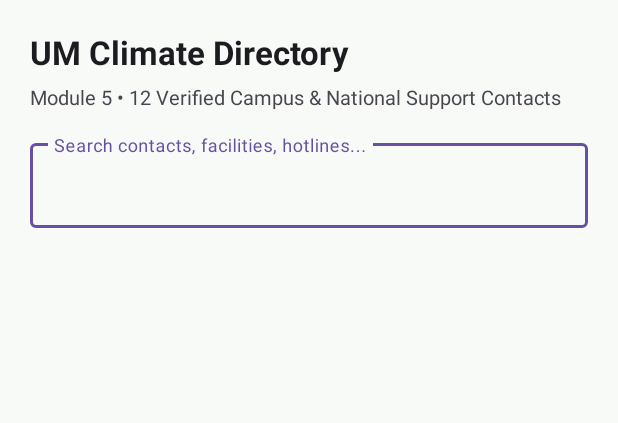
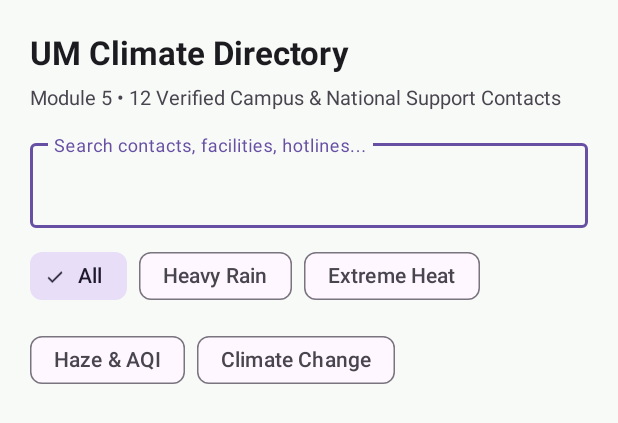
Before and after one commit to lauweizhong-0909/UM-ClimateReady, an Android app: the layout fragment_resources.xml on its own in the app's theme, with its tools: preview values and no code run, on a phone screen of 412 x 824 dp. Shown: the top 423 px of the screen. Run offline under Robolectric (Android 15) with nearby library versions, the phone set to English and light mode, and no system bars.

Commit message:
week 7: implement resource directory(module5) with search, category filter and unit test

```diff
--- a/app/src/main/res/layout/fragment_resources.xml
+++ b/app/src/main/res/layout/fragment_resources.xml
@@ -3,9 +3,9 @@
     xmlns:app="http://schemas.android.com/apk/res-auto"
     android:layout_width="match_parent"
     android:layout_height="match_parent"
+    android:background="@color/bg_light"
     android:orientation="vertical"
-    android:padding="20dp"
-    android:background="@color/bg_light">
+    android:padding="20dp">
 
     <TextView
         android:layout_width="wrap_content"
@@ -38,10 +38,69 @@
             android:inputType="text" />
     </com.google.android.material.textfield.TextInputLayout>
 
-    <androidx.recyclerview.widget.RecyclerView
-        android:id="@+id/rv_climate_resources"
+    <com.google.android.material.chip.ChipGroup
+        android:id="@+id/chip_group_categories"
+        android:layout_width="match_parent"
+        android:layout_height="wrap_content"
+        android:layout_marginTop="8dp"
+        app:singleSelection="true">
+
+        <com.google.android.material.chip.Chip
+            android:id="@+id/chip_all"
+            style="@style/Widget.Material3.Chip.Filter"
+            android:layout_width="wrap_content"
+            android:layout_height="wrap_content"
+            android:checked="true"
+            android:text="All" />
+
+        <com.google.android.material.chip.Chip
+            android:id="@+id/chip_rain"
+            style="@style/Widget.Material3.Chip.Filter"
+            android:layout_width="wrap_content"
+            android:layout_height="wrap_content"
+            android:text="Heavy Rain" />
+
+        <com.google.android.material.chip.Chip
+            android:id="@+id/chip_heat"
+            style="@style/Widget.Material3.Chip.Filter"
+            android:layout_width="wrap_content"
+            android:layout_height="wrap_content"
+            android:text="Extreme Heat" />
+
+        <com.google.android.material.chip.Chip
+            android:id="@+id/chip_haze"
+            style="@style/Widget.Material3.Chip.Filter"
+            android:layout_width="wrap_content"
+            android:layout_height="wrap_content"
+            android:text="Haze &amp; AQI" />
+
+        <com.google.android.material.chip.Chip
+            android:id="@+id/chip_climate"
+            style="@style/Widget.Material3.Chip.Filter"
+            android:layout_width="wrap_content"
+            android:layout_height="wrap_content"
+            android:text="Climate Change" />
+    </com.google.android.material.chip.ChipGroup>
+
+    <FrameLayout
         android:layout_width="match_parent"
         android:layout_height="0dp"
-        android:layout_weight="1"
-        android:layout_marginTop="12dp" />
+        android:layout_marginTop="12dp"
+        android:layout_weight="1">
+
+        <androidx.recyclerview.widget.RecyclerView
+            android:id="@+id/rv_climate_resources"
+            android:layout_width="match_parent"
+            android:layout_height="match_parent" />
+
+        <TextView
+            android:id="@+id/tv_empty_state"
+            android:layout_width="match_parent"
+            android:layout_height="match_parent"
+            android:gravity="center"
+            android:text="No resources match your search."
+            android:textColor="@color/text_secondary"
+            android:textSize="14sp"
+            android:visibility="gone" />
+    </FrameLayout>
 </LinearLayout>
```
Also changed, not shown: app/src/main/java/com/um/climateready/feature/resources/ResourceAdapter.kt (added, +71 -0 lines), app/src/main/java/com/um/climateready/feature/resources/ResourceFilter.kt (added, +27 -0 lines), app/src/main/java/com/um/climateready/feature/resources/ResourcesFragment.kt (+41 -9 lines), app/src/main/res/layout/item_resource_card.xml (added, +89 -0 lines), 1 other file.
